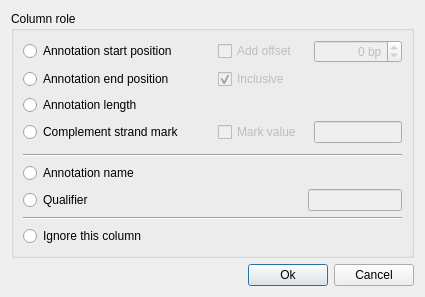
This is src/plugins/dna_export/src/ui/CSVColumnConfigurationDialog.ui in dualword/ugene-qt4 as Qt 5 draws it before an edit. The edited form follows.
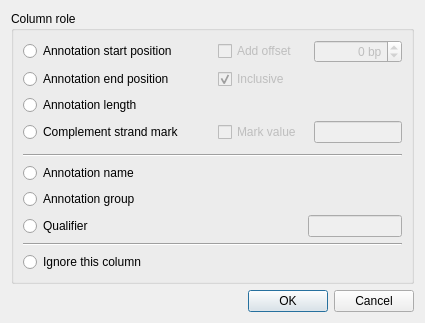
This is the edited form.

The edit to the form file:
```diff
--- a/src/plugins/dna_export/src/ui/CSVColumnConfigurationDialog.ui
+++ b/src/plugins/dna_export/src/ui/CSVColumnConfigurationDialog.ui
@@ -7,7 +7,7 @@
     <x>0</x>
     <y>0</y>
     <width>425</width>
-    <height>296</height>
+    <height>304</height>
    </rect>
   </property>
   <property name="windowTitle">
@@ -23,6 +23,13 @@
       <string>Column role</string>
      </property>
      <layout class="QGridLayout" name="gridLayout">
+      <item row="10" column="0">
+       <widget class="QRadioButton" name="ignoreRB">
+        <property name="text">
+         <string>Ignore this column</string>
+        </property>
+       </widget>
+      </item>
       <item row="0" column="0" colspan="2">
        <widget class="QRadioButton" name="startRB">
         <property name="text">
@@ -120,34 +127,27 @@
         </property>
        </widget>
       </item>
-      <item row="7" column="0">
+      <item row="8" column="0">
        <widget class="QRadioButton" name="qualifierRB">
         <property name="text">
          <string>Qualifier</string>
         </property>
        </widget>
       </item>
-      <item row="7" column="3" colspan="2">
+      <item row="8" column="3" colspan="2">
        <widget class="QLineEdit" name="qualifierNameEdit">
         <property name="enabled">
          <bool>false</bool>
         </property>
        </widget>
       </item>
-      <item row="8" column="0" colspan="5">
+      <item row="9" column="0" colspan="5">
        <widget class="Line" name="line_2">
         <property name="orientation">
          <enum>Qt::Horizontal</enum>
         </property>
        </widget>
       </item>
-      <item row="9" column="0">
-       <widget class="QRadioButton" name="ignoreRB">
-        <property name="text">
-         <string>Ignore this column</string>
-        </property>
-       </widget>
-      </item>
       <item row="3" column="4">
        <widget class="QLineEdit" name="complValueEdit">
         <property name="enabled">
@@ -168,6 +168,13 @@
         </property>
        </spacer>
       </item>
+      <item row="7" column="0">
+       <widget class="QRadioButton" name="groupRB">
+        <property name="text">
+         <string>Annotation group</string>
+        </property>
+       </widget>
+      </item>
      </layout>
     </widget>
    </item>
@@ -185,35 +192,11 @@
     </spacer>
    </item>
    <item>
-    <layout class="QHBoxLayout" name="horizontalLayout">
-     <item>
-      <spacer name="horizontalSpacer">
-       <property name="orientation">
-        <enum>Qt::Horizontal</enum>
-       </property>
-       <property name="sizeHint" stdset="0">
-        <size>
-         <width>40</width>
-         <height>20</height>
-        </size>
-       </property>
-      </spacer>
-     </item>
-     <item>
-      <widget class="QPushButton" name="okButton">
-       <property name="text">
-        <string>Ok</string>
-       </property>
-      </widget>
-     </item>
-     <item>
-      <widget class="QPushButton" name="cancelButton">
-       <property name="text">
-        <string>Cancel</string>
-       </property>
-      </widget>
-     </item>
-    </layout>
+    <widget class="QDialogButtonBox" name="buttonBox">
+     <property name="standardButtons">
+      <set>QDialogButtonBox::Cancel|QDialogButtonBox::Ok</set>
+     </property>
+    </widget>
    </item>
   </layout>
  </widget>
```
Left out of the diff: 66 changed lines with no effect on the pictures.
